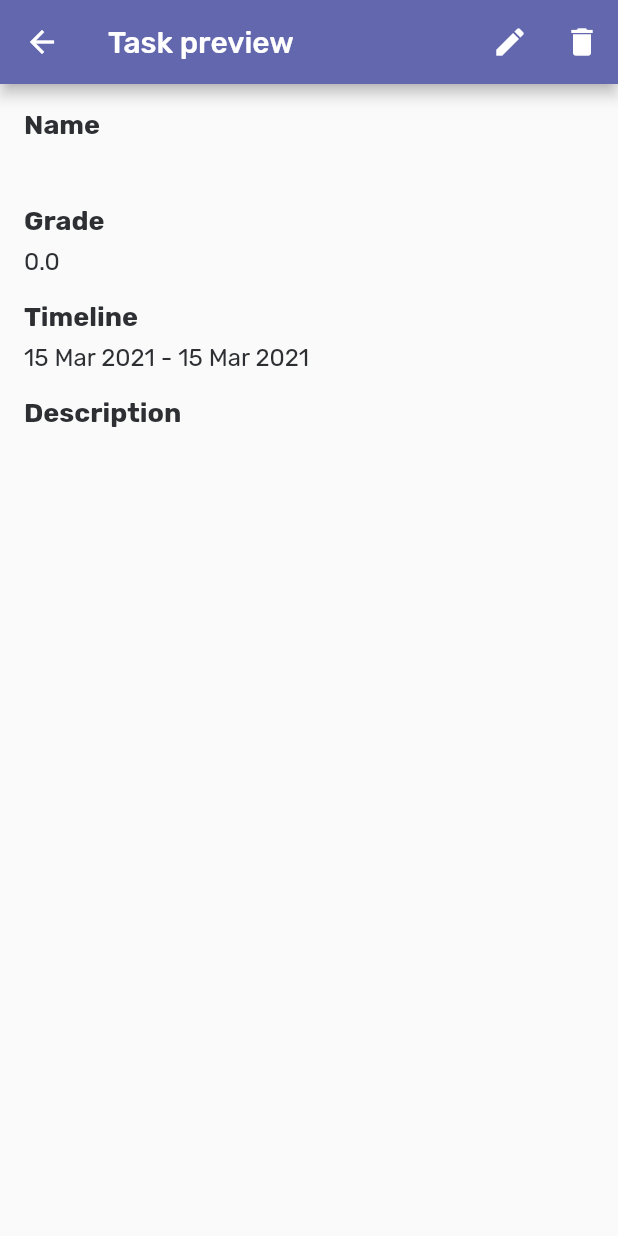
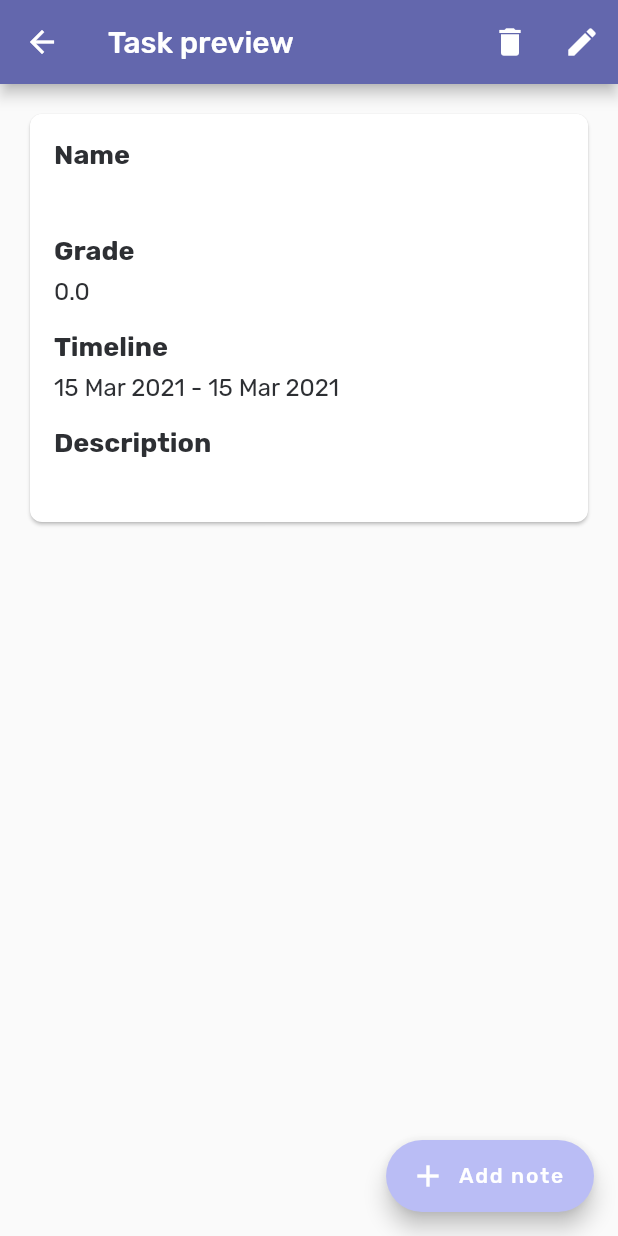
Before and after one commit to kormax/Oracle, a Flutter app: the TaskPreview screen opened directly with empty values, on a phone screen of 412 x 824 dp. Run offline on Flutter 3.47's test engine with Material 2 defaults, Android fonts, the phone set to English and light mode, and no system bars; our stand-ins replace fl_chart, flutter_svg.

Commit message:
Added task preview

```diff
--- a/lib/screens/tasks/task-preview.dart
+++ b/lib/screens/tasks/task-preview.dart
@@ -1,3 +1,4 @@
+import 'package:data/constants.dart';
 import 'package:data/entities/task.dart';
 import 'package:flutter/material.dart';
 import 'package:intl/intl.dart';
@@ -6,11 +7,17 @@ class TaskPreview extends StatelessWidget {
   @override
   Widget build(BuildContext context) {
     final Task task = ModalRoute.of(context).settings.arguments;
+    Size size = MediaQuery.of(context).size;
 
     return Scaffold(
       appBar: AppBar(
         title: Text("Task preview"),
         actions: <Widget>[
+          IconButton(
+            icon: const Icon(Icons.delete),
+            tooltip: 'Delete',
+            onPressed: () => Navigator.pop(context),
+          ),
           IconButton(
             icon: const Icon(Icons.edit),
             tooltip: 'Edit',
@@ -20,14 +27,16 @@ class TaskPreview extends StatelessWidget {
               arguments: task,
             ),
           ),
-            IconButton(
-              icon: const Icon(Icons.delete),
-              tooltip: 'Delete',
-              onPressed: () => Navigator.pop(context),
-            ),
         ],
       ),
       body: SingleChildScrollView(
+          padding: EdgeInsets.all(16),
+          child: Container(
+            width: size.width,
+            child: Card(
+                shape: RoundedRectangleBorder(
+                    borderRadius: BorderRadius.all(Radius.circular(8))),
+                child: Container(
                   padding: EdgeInsets.all(16),
                   child: Column(
                     crossAxisAlignment: CrossAxisAlignment.start,
@@ -37,7 +46,8 @@ class TaskPreview extends StatelessWidget {
                           Text(
                             'Name',
                             textAlign: TextAlign.left,
-                    style: TextStyle(fontWeight: FontWeight.bold, fontSize: 18),
+                            style: TextStyle(
+                                fontWeight: FontWeight.bold, fontSize: 18),
                           ),
                           SizedBox(
                             height: 8,
@@ -56,7 +66,8 @@ class TaskPreview extends StatelessWidget {
                           Text(
                             'Grade',
                             textAlign: TextAlign.left,
-                    style: TextStyle(fontWeight: FontWeight.bold, fontSize: 18),
+                            style: TextStyle(
+                                fontWeight: FontWeight.bold, fontSize: 18),
                           ),
                           SizedBox(
                             height: 8,
@@ -74,7 +85,8 @@ class TaskPreview extends StatelessWidget {
                           Text(
                             'Timeline',
                             textAlign: TextAlign.left,
-                    style: TextStyle(fontWeight: FontWeight.bold, fontSize: 18),
+                            style: TextStyle(
+                                fontWeight: FontWeight.bold, fontSize: 18),
                           ),
                           SizedBox(
                             height: 8,
@@ -92,7 +104,8 @@ class TaskPreview extends StatelessWidget {
                           Text(
                             'Description',
                             textAlign: TextAlign.left,
-                    style: TextStyle(fontWeight: FontWeight.bold, fontSize: 18),
+                            style: TextStyle(
+                                fontWeight: FontWeight.bold, fontSize: 18),
                           ),
                           SizedBox(
                             height: 8,
@@ -106,6 +119,15 @@ class TaskPreview extends StatelessWidget {
                       ),
                     ],
                   ),
-        ));
+                )),
+          )),
+      floatingActionButton: FloatingActionButton.extended(
+        onPressed: () {
+          // Add your onPressed code here!
+        },
+        icon: const Icon(Icons.add, color: Colors_.grayscaleWhite,),
+        label: const Text('Add note', style: TextStyle(color: Colors_.grayscaleWhite,)),
+      ),
+    );
   }
 }
```
Lines whose indentation alone changed are shown as unchanged.
